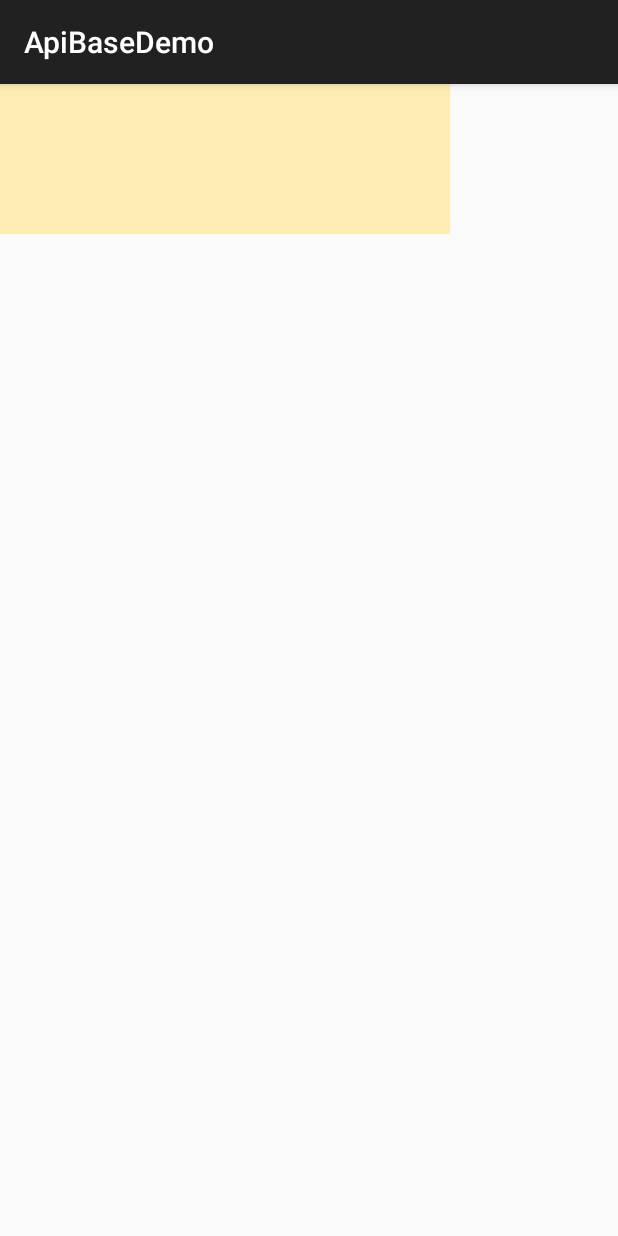
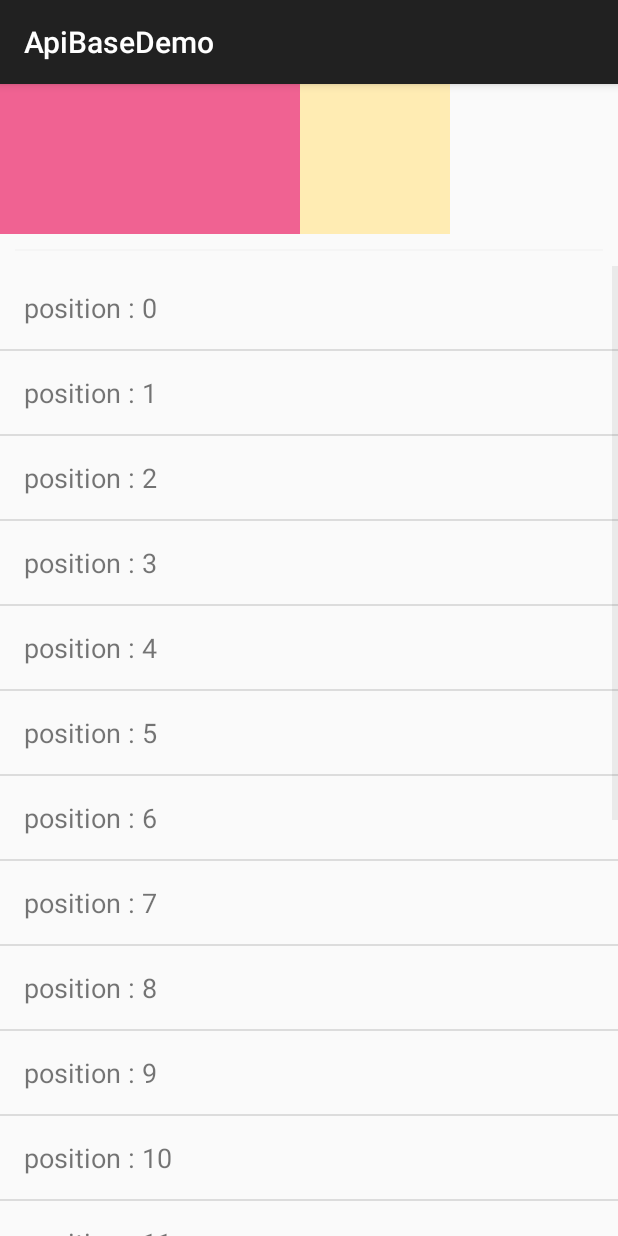
Before and after one commit to mikeiansky/ApiBaseDemo, an Android app: the TouchActivity screen opened directly, with no data from a screen before it, on a phone screen of 412 x 824 dp. Run offline under Robolectric (Android 15) with nearby library versions, the phone set to English and light mode, and no system bars; our stand-ins replace ButterKnife.

Commit message:
Add touch test ;

```diff
--- a/app/src/main/java/com/github/neowen/apibasedemo/view/TouchActivity.java
+++ b/app/src/main/java/com/github/neowen/apibasedemo/view/TouchActivity.java
@@ -1,9 +1,25 @@
 package com.github.neowen.apibasedemo.view;
 
+import android.content.Context;
 import android.os.Bundle;
 import android.support.v7.app.AppCompatActivity;
+import android.util.Log;
+import android.view.MotionEvent;
+import android.view.View;
+import android.widget.ImageView;
+import android.widget.ListView;
+import android.widget.TextView;
 
 import com.github.neowen.apibasedemo.R;
+import com.github.neowen.apibasedemo.common.CommonAdapter;
+import com.github.neowen.apibasedemo.common.DebugUtils;
+import com.github.neowen.apibasedemo.common.ViewHolder;
+
+import java.util.ArrayList;
+import java.util.List;
+
+import butterknife.Bind;
+import butterknife.ButterKnife;
 
 /**
  * Created by ZWX on 15/10/15.
@@ -12,9 +28,70 @@ public class TouchActivity extends AppCompatActivity {
 
     public static final String TAG = TouchActivity.class.getSimpleName();
 
+    MyAdapter mMyAdapter;
+
+    @Bind(R.id.list)
+    ListView mList;
+    @Bind(R.id.touch_child)
+    ImageView mTouchChild;
+
     @Override
     protected void onCreate(Bundle savedInstanceState) {
         super.onCreate(savedInstanceState);
         setContentView(R.layout.touch);
+        ButterKnife.bind(this);
+
+        mTouchChild.setOnTouchListener(new View.OnTouchListener() {
+            @Override
+            public boolean onTouch(View v, MotionEvent event) {
+                int action = event.getAction();
+                if (DebugUtils.debug) {
+                    Log.d(TAG, "touch child onTouch action : " + action);
+                }
+                return true;
+            }
+        });
+
+        ArrayList<String> datas = new ArrayList<>();
+        for (int i = 0; i < 20; i++) {
+            datas.add("position : " + i);
+        }
+
+        mMyAdapter = new MyAdapter(this, datas);
+        mList.setAdapter(mMyAdapter);
+
+        mList.setOnTouchListener(new View.OnTouchListener() {
+            @Override
+            public boolean onTouch(View v, MotionEvent event) {
+                int action = event.getAction();
+                if (DebugUtils.debug) {
+                    Log.d(TAG, "List onTouch : " + action);
+                }
+                return false;
+            }
+        });
+    }
+
+    class MyAdapter extends CommonAdapter<String> {
+
+        public MyAdapter(Context context, List<String> datas) {
+            super(context, R.layout.text_list_item, datas);
+        }
+
+        @Override
+        public void convert(ViewHolder viewHolder, String obj) {
+            TextView title = (TextView) viewHolder.findViewById(R.id.title);
+            title.setText(obj);
+            title.setOnTouchListener(new View.OnTouchListener() {
+                @Override
+                public boolean onTouch(View v, MotionEvent event) {
+                    if (DebugUtils.debug) {
+                        Log.d(TAG, "MyAdapter onTouch action : " + event.getAction());
+                    }
+                    return true;
+                }
+            });
+        }
+
     }
 }
--- a/app/src/main/res/layout/touch.xml
+++ b/app/src/main/res/layout/touch.xml
@@ -7,6 +7,25 @@
     <com.github.neowen.apibasedemo.view.TouchLayout
         android:layout_width="300dp"
         android:layout_height="100dp"
-        android:background="@color/md_amber_100" />
+        android:background="@color/md_amber_100">
+
+        <ImageView
+            android:id="@+id/touch_child"
+            android:layout_width="200dp"
+            android:layout_height="match_parent"
+            android:background="@color/md_pink_300" />
+
+    </com.github.neowen.apibasedemo.view.TouchLayout>
+
+    <ImageView
+        android:layout_width="match_parent"
+        android:layout_height="1dp"
+        android:layout_margin="10dp"
+        android:background="@color/md_grey_100" />
+
+    <ListView
+        android:id="@+id/list"
+        android:layout_width="match_parent"
+        android:layout_height="match_parent" />
 
 </LinearLayout>
```
Also changed, not shown: app/src/main/java/com/github/neowen/apibasedemo/view/TouchLayout.java (+29 -9 lines).
